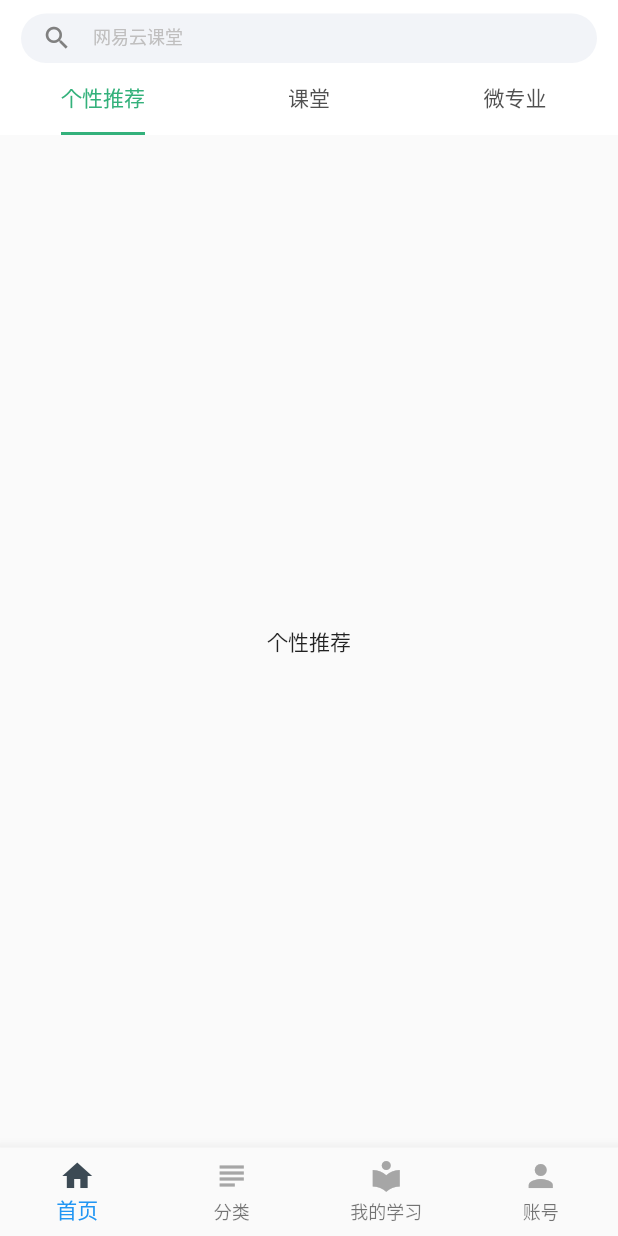
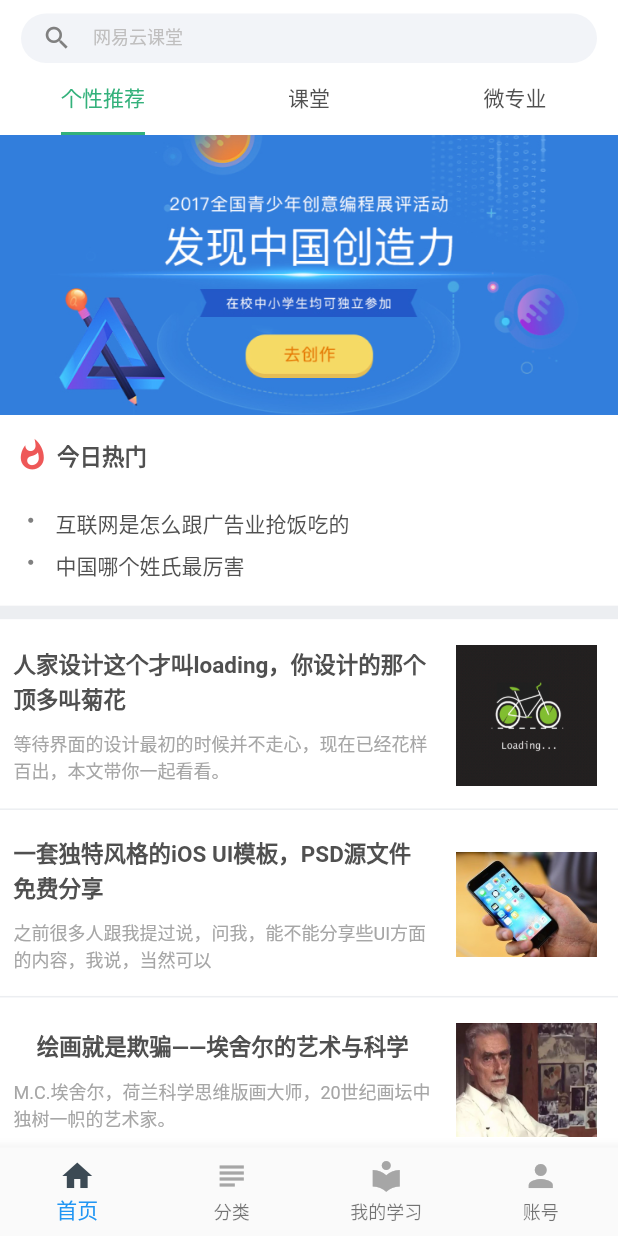
Before and after one commit to yichonglai/netease_cloud_classroom, a Flutter app: the screen it shows after launch, on a phone screen of 412 x 824 dp. Run offline on Flutter 3.47's test engine with Material 2 defaults, Android fonts, the phone set to English and light mode, and no system bars; our stand-ins replace smooth_star_rating.

Commit message:
home individual page

```diff
--- a/lib/pages/home/index.dart
+++ b/lib/pages/home/index.dart
@@ -1,5 +1,6 @@
 import 'package:flutter/material.dart';
 import '../../widgets/static_search_widget.dart';
+import './individual/index.dart';
 
 class Home extends StatefulWidget {
   @override
@@ -15,6 +16,7 @@
       initialIndex: 0,
       length: tabs.length,
       child: Scaffold(
+        backgroundColor: Color.fromRGBO(236, 238, 241, 1),
         appBar: PreferredSize(
           preferredSize: Size.fromHeight(90),
           child: Container(
@@ -48,11 +50,11 @@
           ),
         ),
         body: TabBarView(
-          children: tabs.map((t) {
-            return Center(
-              child: Text(t),
-            );
-          }).toList(),
+          children: <Widget>[
+            Individual(),
+            Text('11'),
+            Text('222'),
+          ],
         ),
       ),
     );
--- /dev/null
+++ b/lib/pages/home/individual/hot_panel.dart
@@ -0,0 +1,88 @@
+import 'package:flutter/material.dart';
+import '../../../constant/index.dart';
+import 'package:netease_cloud_classroom/widgets/my_icons.dart';
+
+class HotPanel extends StatefulWidget {
+  @override
+  _HotPanelState createState() => _HotPanelState();
+}
+
+class _HotPanelState extends State<HotPanel> {
+  final List<String> hotList = ['互联网是怎么跟广告业抢饭吃的', '中国哪个姓氏最厉害'];
+  @override
+  Widget build(BuildContext context) {
+    return Container(
+      color: Theme.of(context).primaryColor,
+      margin: EdgeInsets.only(bottom: 9),
+      child: Column(
+        children: <Widget>[
+          Image.asset(
+            Constant.ASSETS_IMG + 'temp/post.png',
+            width: double.infinity,
+          ),
+          Container(
+            padding: EdgeInsets.symmetric(vertical: 15, horizontal: 10),
+            child: Column(
+              children: <Widget>[
+                Row(
+                  crossAxisAlignment: CrossAxisAlignment.end,
+                  children: <Widget>[
+                    Padding(
+                      padding: EdgeInsets.only(right: 5),
+                      child: Icon(
+                        MyIcons.fire,
+                        size: 23,
+                        color: Color.fromRGBO(238, 88, 88, 1),
+                      ),
+                    ),
+                    Text(
+                      '今日热门',
+                      style: TextStyle(
+                        color: Color.fromRGBO(80, 80, 80, 1),
+                        fontSize: 15,
+                        fontWeight: FontWeight.bold,
+                      ),
+                    ),
+                  ],
+                ),
+                SizedBox(
+                  height: 18,
+                ),
+                ...hotList
+                    .map(
+                      (text) => Row(
+                        crossAxisAlignment: CrossAxisAlignment.center,
+                        children: <Widget>[
+                          Padding(
+                            padding:
+                                const EdgeInsets.only(right: 14.0, left: 8),
+                            child: Icon(
+                              Icons.fiber_manual_record,
+                              size: 5,
+                              color: Color.fromRGBO(128, 128, 128, 1),
+                            ),
+                          ),
+                          Expanded(
+                            child: Text(
+                              text,
+                              style: TextStyle(
+                                color: Color.fromRGBO(80, 80, 80, 1),
+                                fontSize: 14,
+                                height: 2,
+                              ),
+                              overflow: TextOverflow.ellipsis,
+                              maxLines: 1,
+                            ),
+                          ),
+                        ],
+                      ),
+                    )
+                    .toList(),
+              ],
+            ),
+          ),
+        ],
+      ),
+    );
+  }
+}
--- /dev/null
+++ b/lib/pages/home/individual/index.dart
@@ -0,0 +1,22 @@
+import 'package:flutter/material.dart';
+import './hot_panel.dart';
+import './list_panel.dart';
+import './theme_list_panel.dart';
+import './theme_single_panel.dart';
+
+class Individual extends StatefulWidget {
+  @override
+  _IndividualState createState() => _IndividualState();
+}
+
+class _IndividualState extends State<Individual> {
+  @override
+  Widget build(BuildContext context) {
+    return ListView(children: <Widget>[
+      HotPanel(),
+      ListPanel(),
+      ThemeListPanel(),
+      ThemeSinglePanel(),
+    ],);
+  }
+}
--- /dev/null
+++ b/lib/pages/home/individual/list_panel.dart
@@ -0,0 +1,95 @@
+import 'package:flutter/material.dart';
+import 'package:netease_cloud_classroom/constant/index.dart';
+
+class ListType {
+  ListType({this.title, this.subTitle, this.image});
+  final String title;
+  final String subTitle;
+  final String image;
+}
+
+class ListPanel extends StatelessWidget {
+  final List<ListType> data = [
+    ListType(
+      title: '人家设计这个才叫loading，你设计的那个顶多叫菊花',
+      subTitle: '等待界面的设计最初的时候并不走心，现在已经花样百出，本文带你一起看看。',
+      image: '1',
+    ),
+    ListType(
+      title: '一套独特风格的iOS UI模板，PSD源文件免费分享',
+      subTitle: '之前很多人跟我提过说，问我，能不能分享些UI方面的内容，我说，当然可以',
+      image: '2',
+    ),
+    ListType(
+      title: '绘画就是欺骗——埃舍尔的艺术与科学',
+      subTitle: 'M.C.埃舍尔，荷兰科学思维版画大师，20世纪画坛中独树一帜的艺术家。',
+      image: '3',
+    ),
+  ];
+  @override
+  Widget build(BuildContext context) {
+    return Container(
+      color: Colors.white,
+      child: Column(
+        children: <Widget>[
+          ...data.map(
+            (item) => Container(
+              padding: EdgeInsets.fromLTRB(9, 17, 14, 15),
+              child: Column(
+                children: <Widget>[
+                  Row(
+                    children: <Widget>[
+                      Expanded(
+                        child: Column(
+                          children: <Widget>[
+                            Text(
+                              item.title,
+                              overflow: TextOverflow.ellipsis,
+                              maxLines: 2,
+                              style: TextStyle(
+                                  color: Color.fromRGBO(80, 80, 80, 1),
+                                  fontSize: 15,
+                                  fontWeight: FontWeight.bold,
+                                  height: 1.5),
+                            ),
+                            SizedBox(
+                              height: 10,
+                            ),
+                            Text(
+                              item.subTitle,
+                              overflow: TextOverflow.ellipsis,
+                              maxLines: 2,
+                              style: TextStyle(
+                                  color: Color.fromRGBO(166, 166, 166, 1),
+                                  fontSize: 12,
+                                  height: 1.5),
+                            ),
+                          ],
+                        ),
+                      ),
+                      SizedBox(
+                        width: 16,
+                      ),
+                      Image.asset(
+                        Constant.ASSETS_IMG + 'temp/post${item.image}.png',
+                        width: 94,
+                      ),
+                    ],
+                  ),
+                ],
+              ),
+              decoration: BoxDecoration(
+                border: Border(
+                  bottom: BorderSide(
+                    width: 1,
+                    color: Color.fromRGBO(236, 238, 241, 1),
+                  ),
+                ),
+              ),
+            ),
+          ),
+        ],
+      ),
+    );
+  }
+}
--- a/pubspec.yaml
+++ b/pubspec.yaml
@@ -28,6 +28,7 @@
   # The following adds the Cupertino Icons font to your application.
   # Use with the CupertinoIcons class for iOS style icons.
   cupertino_icons: ^0.1.3
+  smooth_star_rating: ^1.1.1
 
 dev_dependencies:
   flutter_test:
@@ -47,6 +48,7 @@
   # To add assets to your application, add an assets section, like this:
   assets:
     - assets/images/
+    - assets/images/temp/
     # - images/a_dot_ham.jpeg
 
   # An image asset can refer to one or more resolution-specific "variants", see
```
Also changed, not shown: lib/pages/home/individual/theme_list_panel.dart (added, +185 -0 lines), lib/pages/home/individual/theme_single_panel.dart (added, +54 -0 lines), assets/images/temp/post.png (added), assets/images/temp/post1.png (added), assets/images/temp/post2.png (added), assets/images/temp/post3.png (added), assets/images/temp/post4.jpg (added), assets/images/temp/post5.jpg (added), assets/images/temp/post6.jpg (added), assets/images/temp/post7.jpg (added), assets/images/temp/post8.png (added), pubspec.lock.
